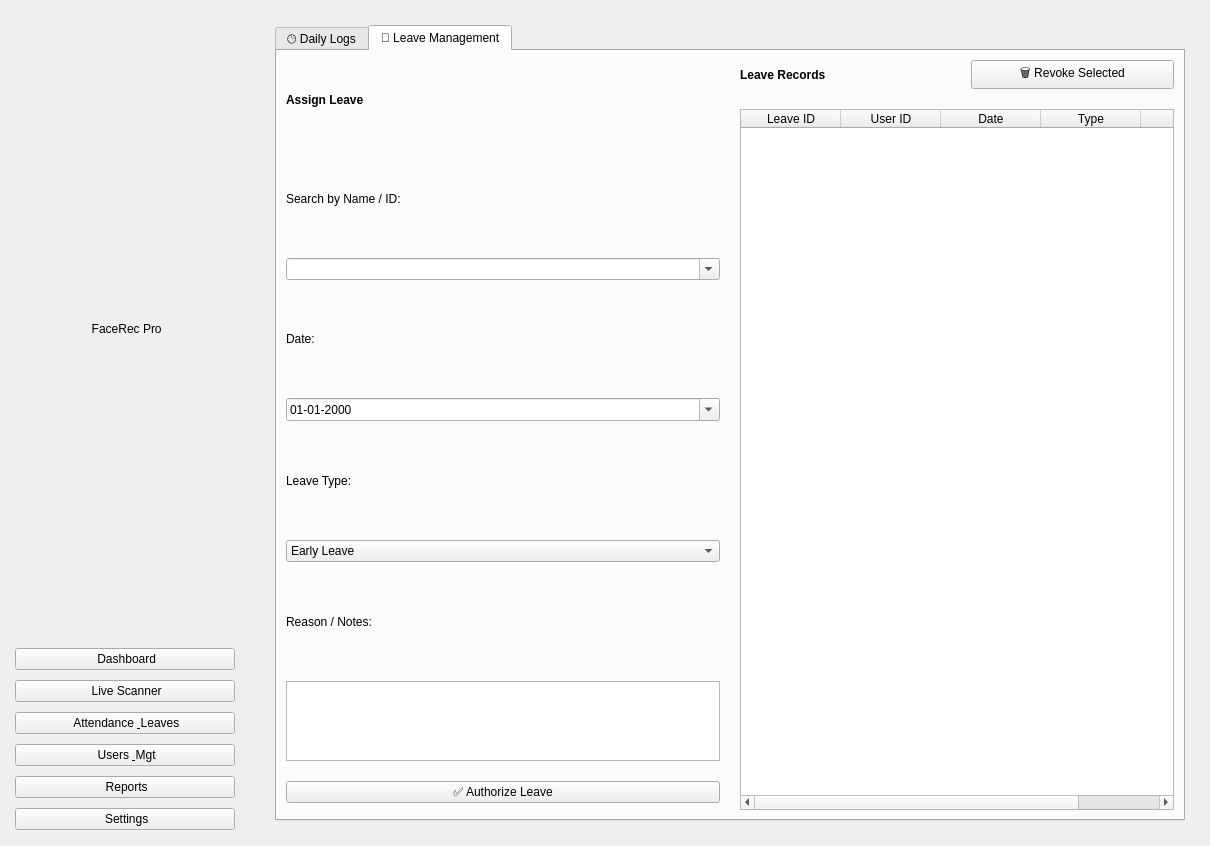
First picture: the form in design.ui, repository kdineshharsha/Attendance-System, before the edit.
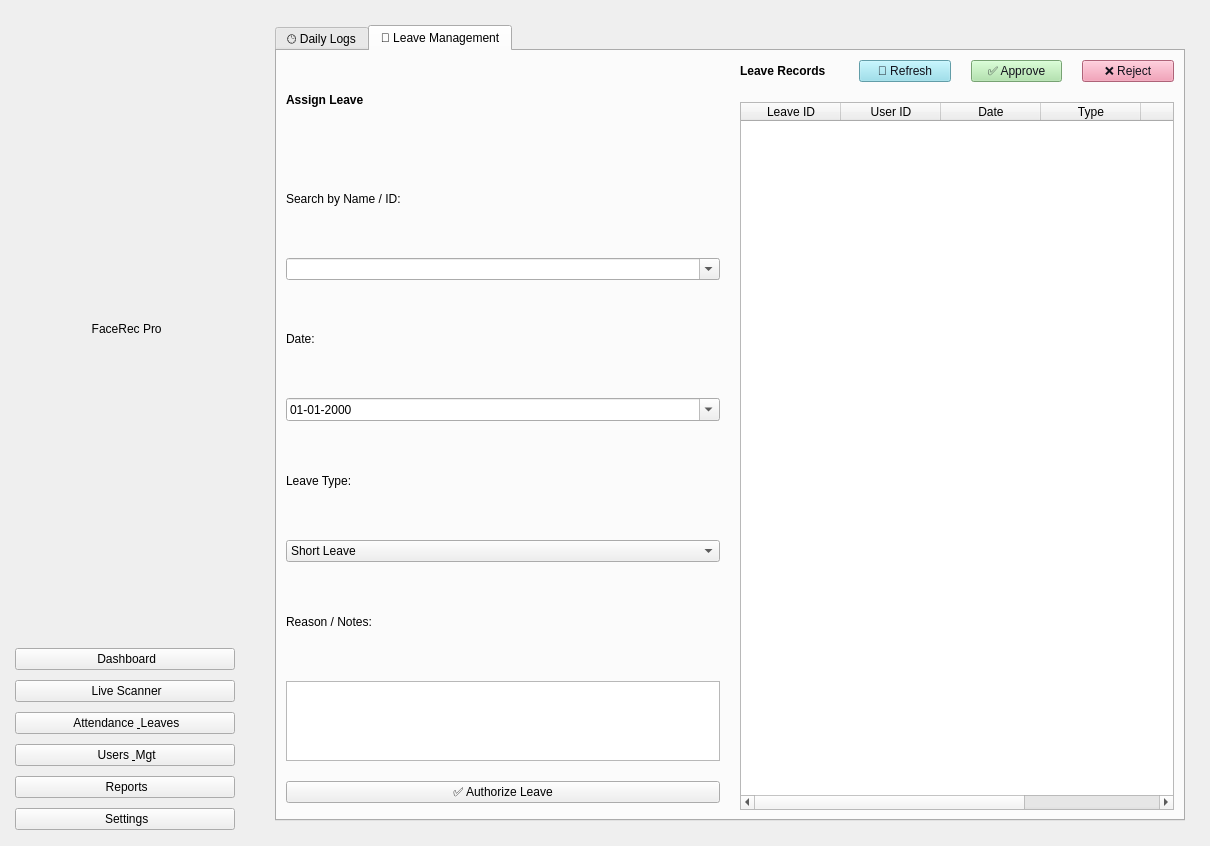
Second picture: the form after the edit. The open tabs and pages were chosen to show the change. Icons and pictures are not drawn.

Patch:
```diff
--- a/design.ui
+++ b/design.ui
@@ -371,8 +371,9 @@
               <item><widget class="QLabel" name="lbl_leave_type"><property name="text"><string>Leave Type:</string></property></widget></item>
               <item>
                <widget class="QComboBox" name="combo_leave_type">
-                <item><property name="text"><string>Early Leave</string></property></item>
-                <item><property name="text"><string>Full Day</string></property></item>
+                <item><property name="text"><string>Short Leave</string></property></item>
+                <item><property name="text"><string>Annual</string></property></item>
+                <item><property name="text"><string>Casual</string></property></item>
                 <item><property name="text"><string>Medical</string></property></item>
                </widget>
               </item>
@@ -388,7 +389,11 @@
                <layout class="QHBoxLayout" name="horizontalLayout_leave_table_top">
                 <item><widget class="QLabel" name="lbl_leave_table_title"><property name="font"><font><family>Segoe UI</family><bold>true</bold></font></property><property name="text"><string>Leave Records</string></property></widget></item>
                 <item><spacer name="horizontalSpacer_leave"><property name="orientation"><enum>Qt::Orientation::Horizontal</enum></property></spacer></item>
-                <item><widget class="QPushButton" name="btn_leave_delete"><property name="text"><string>🗑️ Revoke Selected</string></property></widget></item>
+                
+                <item><widget class="QPushButton" name="btn_refresh_leaves"><property name="styleSheet"><string>background-color: #89dceb; color: #11111b;</string></property><property name="text"><string>🔄 Refresh</string></property></widget></item>
+                <item><widget class="QPushButton" name="btn_approve_leave"><property name="styleSheet"><string>background-color: #a6e3a1; color: #11111b;</string></property><property name="text"><string>✅ Approve</string></property></widget></item>
+                <item><widget class="QPushButton" name="btn_reject_leave"><property name="styleSheet"><string>background-color: #f38ba8; color: #11111b;</string></property><property name="text"><string>❌ Reject</string></property></widget></item>
+                
                </layout>
               </item>
               <item>
@@ -403,7 +408,7 @@
                 <column><property name="text"><string>User ID</string></property></column>
                 <column><property name="text"><string>Date</string></property></column>
                 <column><property name="text"><string>Type</string></property></column>
-                <column><property name="text"><string>Notes</string></property></column>
+                <column><property name="text"><string>Status</string></property></column> <column><property name="text"><string>Notes</string></property></column>
                </widget>
               </item>
              </layout>
```
Left out of the diff: 12 changed lines with no effect on the pictures. Lines whose indentation alone changed are shown as unchanged.
